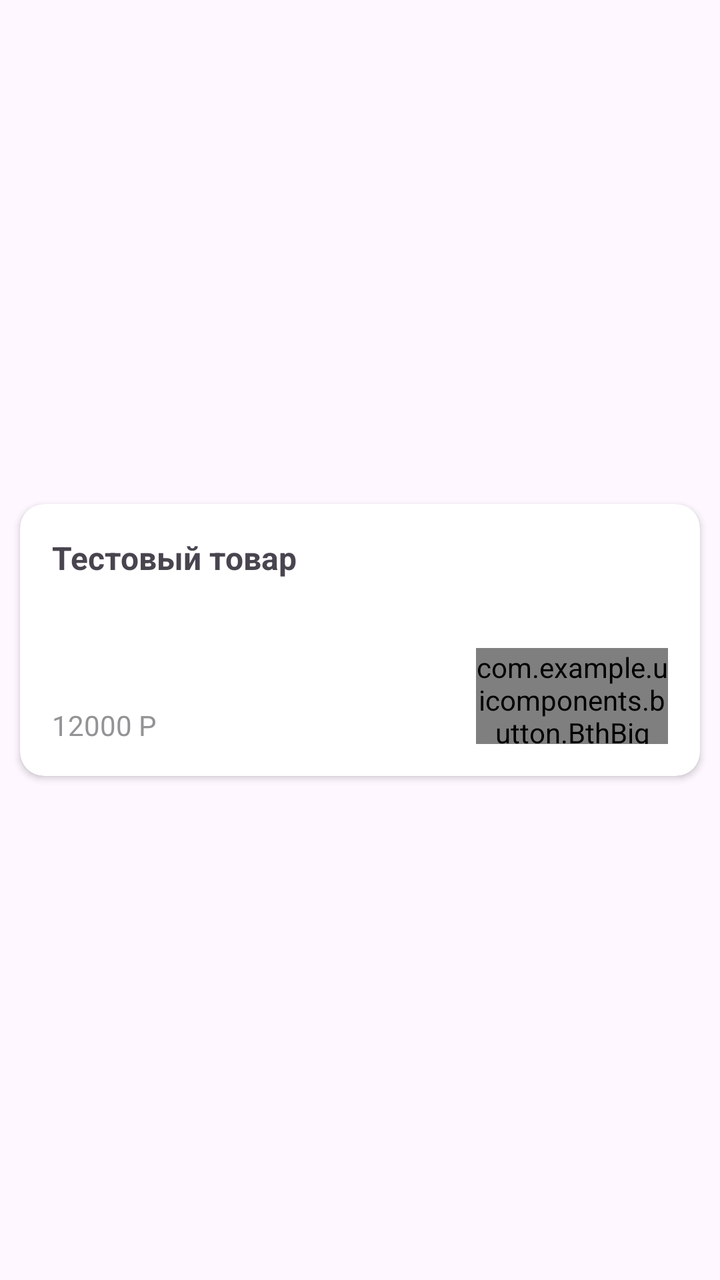
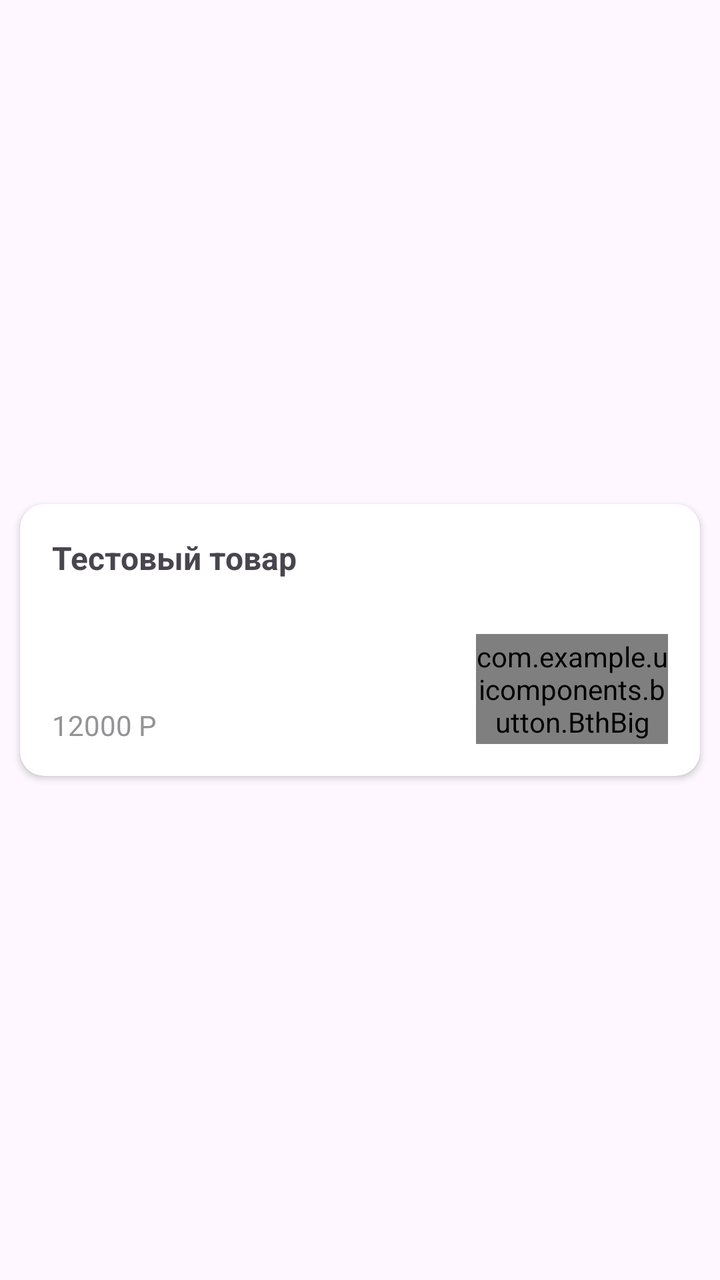

An Android layout rendered at two revisions. The XML below is the earlier revision; the diff shows what the commit changed to produce the second picture.
<!-- AndroidManifest.xml: application theme Theme.Camera_Klimov -->
<!-- res/layout/product.xml -->
<?xml version="1.0" encoding="utf-8"?>
<androidx.constraintlayout.widget.ConstraintLayout
    xmlns:android="http://schemas.android.com/apk/res/android"
    xmlns:tools="http://schemas.android.com/tools"
    android:layout_width="match_parent"
    android:layout_height="wrap_content"
    xmlns:app="http://schemas.android.com/apk/res-auto">

    <androidx.cardview.widget.CardView
        android:layout_width="match_parent"
        android:layout_height="136dp"
        android:layout_margin="10dp"
        android:background="@color/white"
        app:cardCornerRadius="12dp"
        app:layout_constraintBottom_toBottomOf="parent"
        app:layout_constraintEnd_toEndOf="parent"
        app:layout_constraintStart_toStartOf="parent"
        app:layout_constraintTop_toTopOf="parent">

        <androidx.constraintlayout.widget.ConstraintLayout
            android:layout_width="match_parent"
            android:layout_height="match_parent">

            <TextView
                android:id="@+id/tvName"
                android:layout_width="match_parent"
                android:layout_height="wrap_content"
                android:layout_margin="16dp"
                android:text="Тестовый товар"
                android:textSize="16sp"
                android:textStyle="bold"
                app:layout_constraintEnd_toEndOf="parent"
                app:layout_constraintStart_toStartOf="parent"
                app:layout_constraintTop_toTopOf="parent" />

            <TextView
                android:id="@+id/tvPrice"
                android:layout_width="match_parent"
                android:layout_height="wrap_content"
                android:layout_margin="16dp"
                android:text="12000 Р"
                android:textColor="#939396"
                app:layout_constraintBottom_toBottomOf="parent"
                app:layout_constraintStart_toStartOf="parent" />

            <com.example.uicomponents.button.BthBig
                android:id="@+id/btnOpenProduct"
                android:layout_width="96dp"
                android:layout_height="48dp"
                android:layout_margin="16dp"
                app:layout_constraintBottom_toBottomOf="parent"
                app:layout_constraintEnd_toEndOf="parent" />

        </androidx.constraintlayout.widget.ConstraintLayout>

    </androidx.cardview.widget.CardView>

</androidx.constraintlayout.widget.ConstraintLayout>
<!-- resources referenced by this layout -->
<resources>
  <color name="white">#FFFFFFFF</color>
  <style name="Theme.Camera_Klimov" parent="Base.Theme.Camera_Klimov" />
  <style name="Base.Theme.Camera_Klimov" parent="Theme.Material3.DayNight.NoActionBar">
          
          
      </style>
</resources>

<!-- the commit's change to res/layout/product.xml (unified diff, before → after) -->
@@ -46,7 +46,8 @@
             <com.example.uicomponents.button.BthBig
                 android:id="@+id/btnOpenProduct"
                 android:layout_width="96dp"
-                android:layout_height="48dp"
+                android:layout_height="55dp"
+                android:textAlignment="center"
                 android:layout_margin="16dp"
                 app:layout_constraintBottom_toBottomOf="parent"
                 app:layout_constraintEnd_toEndOf="parent" />
